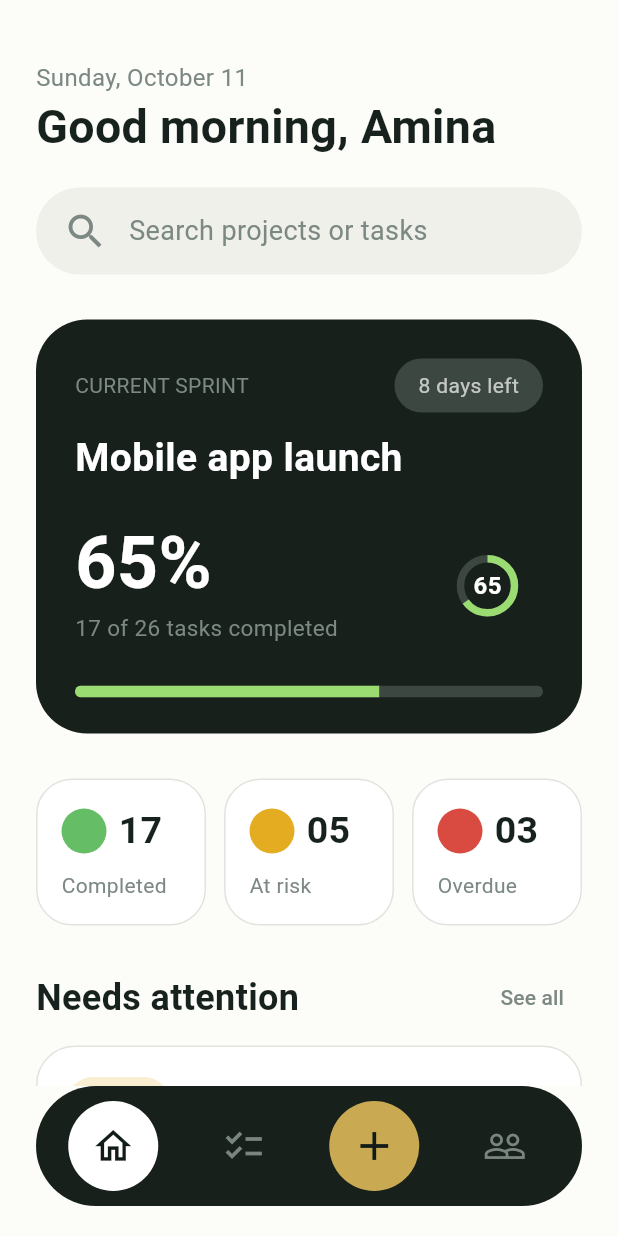
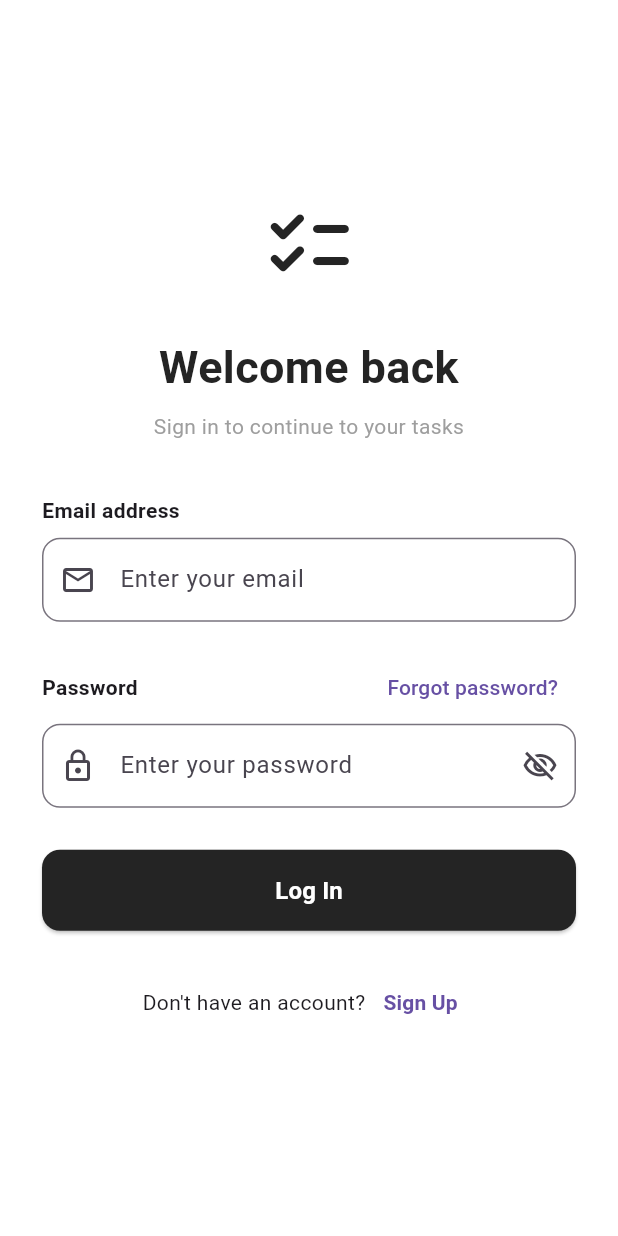
Before and after one commit to julesineza/mobile_dev_formative_assignment1, a Flutter app: the screen it shows after launch, on a phone screen of 412 x 824 dp. Run offline on Flutter 3.47's test engine with Material 3 defaults, Android fonts, the phone set to English and light mode, and no system bars; our stand-ins replace shared_preferences.

Commit message:
Add password recovery screen and improve sign-in UI

```diff
--- a/lib/app_routes.dart
+++ b/lib/app_routes.dart
@@ -1,18 +1,16 @@
 import 'package:flutter/material.dart';
 
-// import '../screens/sign_in_screen.dart';
-// import '../screens/dashboard_screen.dart';
-// import 'screens/sign_in_screen.dart';
+import 'models/task.dart';
+import 'screens/add_task.dart';
 import 'screens/dashboard_screen.dart';
-import 'screens/add_task.dart';
-import 'models/task.dart';
+import 'screens/sign_in_screen.dart';
+import 'screens/sign_up_screen.dart';
+import 'screens/task_details_screen.dart';
 import 'screens/task_list_screen.dart';
-import 'screens/task_details_screen.dart';
 
-// import '../screens/task_form_screen.dart';
-// import '../screens/team_profile_screen.dart';
 class AppRoutes {
   static const String signIn = '/';
+  static const String signUp = '/sign-up';
   static const String dashboard = '/dashboard';
   static const String tasks = '/tasks';
   static const String taskDetails = '/task-details';
@@ -22,19 +20,26 @@ class AppRoutes {
   static const String teamProfile = '/team-profile';
 
   static final Map<String, WidgetBuilder> routes = {
-    // signIn: (context) => const SignInScreen(),
+    // Login and registration
+    signIn: (context) => const SignInScreen(),
+    signUp: (context) => const SignUpScreen(),
 
+    // Dashboard
     dashboard: (context) => const Dashboard(),
+
+    // Create a new task
     addTask: (context) => NewTaskScreen(
       task: ModalRoute.of(context)?.settings.arguments as Task?,
     ),
+
+    // Edit an existing task
     editTask: (context) => NewTaskScreen(
       task: ModalRoute.of(context)?.settings.arguments as Task?,
     ),
+
+    // Task list
     tasks: (context) => const TaskListScreen(),
-    taskDetails: (context) => TaskDetailsScreen(
-      task: ModalRoute.of(context)!.settings.arguments as Task,
-    ),
+    taskDetails: (context) => const TaskDetailsScreen(),
     // createTask: (context) => const TaskFormScreen(),
     // editTask: (context) => const TaskFormScreen(),
     // teamProfile: (context) => const TeamProfileScreen(),
--- a/lib/main.dart
+++ b/lib/main.dart
@@ -15,7 +15,7 @@ class MyApp extends StatelessWidget {
     return MaterialApp(
       debugShowCheckedModeBanner: false,
       title: 'SLA task tracker',
-      initialRoute: AppRoutes.dashboard,
+      initialRoute: AppRoutes.signIn,
       routes: AppRoutes.routes,
     );
   }
--- /dev/null
+++ b/lib/screens/sign_in_screen.dart
@@ -0,0 +1,211 @@
+import 'package:flutter/material.dart';
+import 'password_recovery_screen.dart';
+
+class SignInScreen extends StatefulWidget {
+  const SignInScreen({super.key});
+
+  @override
+  State<SignInScreen> createState() => _SignInScreenState();
+}
+
+class _SignInScreenState extends State<SignInScreen> {
+  final _formKey = GlobalKey<FormState>();
+  final _emailController = TextEditingController();
+  final _passwordController = TextEditingController();
+
+  bool _obscurePassword = true;
+
+  @override
+  void dispose() {
+    _emailController.dispose();
+    _passwordController.dispose();
+    super.dispose();
+  }
+
+  @override
+  Widget build(BuildContext context) {
+    const darkColor = Color(0xFF242424);
+
+    return Scaffold(
+      backgroundColor: Colors.white,
+      body: SafeArea(
+        child: Center(
+          child: SingleChildScrollView(
+            padding: const EdgeInsets.symmetric(horizontal: 28, vertical: 24),
+            child: Form(
+              key: _formKey,
+              child: Column(
+                crossAxisAlignment: CrossAxisAlignment.stretch,
+                children: [
+                  const Icon(
+                    Icons.checklist_rounded,
+                    size: 64,
+                    color: darkColor,
+                  ),
+                  const SizedBox(height: 28),
+
+                  const Text(
+                    'Welcome back',
+                    textAlign: TextAlign.center,
+                    style: TextStyle(
+                      fontSize: 30,
+                      fontWeight: FontWeight.bold,
+                      color: darkColor,
+                    ),
+                  ),
+                  const SizedBox(height: 8),
+
+                  const Text(
+                    'Sign in to continue to your tasks',
+                    textAlign: TextAlign.center,
+                    style: TextStyle(color: Colors.grey),
+                  ),
+                  const SizedBox(height: 36),
+
+                  const Text(
+                    'Email address',
+                    style: TextStyle(fontWeight: FontWeight.w600),
+                  ),
+                  const SizedBox(height: 8),
+
+                  TextFormField(
+                    controller: _emailController,
+                    keyboardType: TextInputType.emailAddress,
+                    autocorrect: false,
+                    decoration: InputDecoration(
+                      hintText: 'Enter your email',
+                      prefixIcon: const Icon(Icons.email_outlined),
+                      border: OutlineInputBorder(
+                        borderRadius: BorderRadius.circular(12),
+                      ),
+                    ),
+                    validator: (value) {
+                      if (value == null || value.trim().isEmpty) {
+                        return 'Please enter your email';
+                      }
+
+                      if (!RegExp(
+                        r'^[^@\s]+@[^@\s]+\.[^@\s]+$',
+                      ).hasMatch(value.trim())) {
+                        return 'Enter a valid email address';
+                      }
+
+                      return null;
+                    },
+                  ),
+                  const SizedBox(height: 20),
+
+                  Row(
+                    mainAxisAlignment: MainAxisAlignment.spaceBetween,
+                    children: [
+                      const Text(
+                        'Password',
+                        style: TextStyle(fontWeight: FontWeight.w600),
+                      ),
+                      TextButton(
+                        onPressed: () {
+                          Navigator.push(
+                            context,
+                            MaterialPageRoute<void>(
+                              builder: (context) =>
+                                  const PasswordRecoveryScreen(),
+                            ),
+                          );
+                        },
+                        child: const Text('Forgot password?'),
+                      ),
+                    ],
+                  ),
+
+                  TextFormField(
+                    controller: _passwordController,
+                    obscureText: _obscurePassword,
+                    decoration: InputDecoration(
+                      hintText: 'Enter your password',
+                      prefixIcon: const Icon(Icons.lock_outline),
+                      suffixIcon: IconButton(
+                        tooltip: _obscurePassword
+                            ? 'Show password'
+                            : 'Hide password',
+                        icon: Icon(
+                          _obscurePassword
+                              ? Icons.visibility_off_outlined
+                              : Icons.visibility_outlined,
+                        ),
+                        onPressed: () {
+                          setState(() {
+                            _obscurePassword = !_obscurePassword;
+                          });
+                        },
+                      ),
+                      border: OutlineInputBorder(
+                        borderRadius: BorderRadius.circular(12),
+                      ),
+                    ),
+                    validator: (value) {
+                      if (value == null || value.isEmpty) {
+                        return 'Please enter your password';
+                      }
+
+                      return null;
+                    },
+                  ),
+                  const SizedBox(height: 28),
+
+                  SizedBox(
+                    height: 54,
+                    child: ElevatedButton(
+                      style: ElevatedButton.styleFrom(
+                        backgroundColor: darkColor,
+                        foregroundColor: Colors.white,
+                        shape: RoundedRectangleBorder(
+                          borderRadius: BorderRadius.circular(12),
+                        ),
+                      ),
+                      onPressed: () {
+                        if (_formKey.currentState!.validate()) {
+                          ScaffoldMessenger.of(context).showSnackBar(
+                            const SnackBar(
+                              content: Text(
+                                'Form validated. '
+                                'Authentication is not connected yet.',
+                              ),
+                            ),
+                          );
+                        }
+                      },
+                      child: const Text(
+                        'Log In',
+                        style: TextStyle(
+                          fontSize: 16,
+                          fontWeight: FontWeight.bold,
+                        ),
+                      ),
+                    ),
+                  ),
+                  const SizedBox(height: 24),
+
+                  Row(
+                    mainAxisAlignment: MainAxisAlignment.center,
+                    children: [
+                      const Text("Don't have an account?"),
+                      TextButton(
+                        onPressed: () {
+                          Navigator.pushNamed(context, '/sign-up');
+                        },
+                        child: const Text(
+                          'Sign Up',
+                          style: TextStyle(fontWeight: FontWeight.bold),
+                        ),
+                      ),
+                    ],
+                  ),
+                ],
+              ),
+            ),
+          ),
+        ),
+      ),
+    );
+  }
+}
```
Also changed, not shown: lib/screens/password_recovery_screen.dart (added, +130 -0 lines), lib/screens/sign_up_screen.dart (added, +253 -0 lines).
